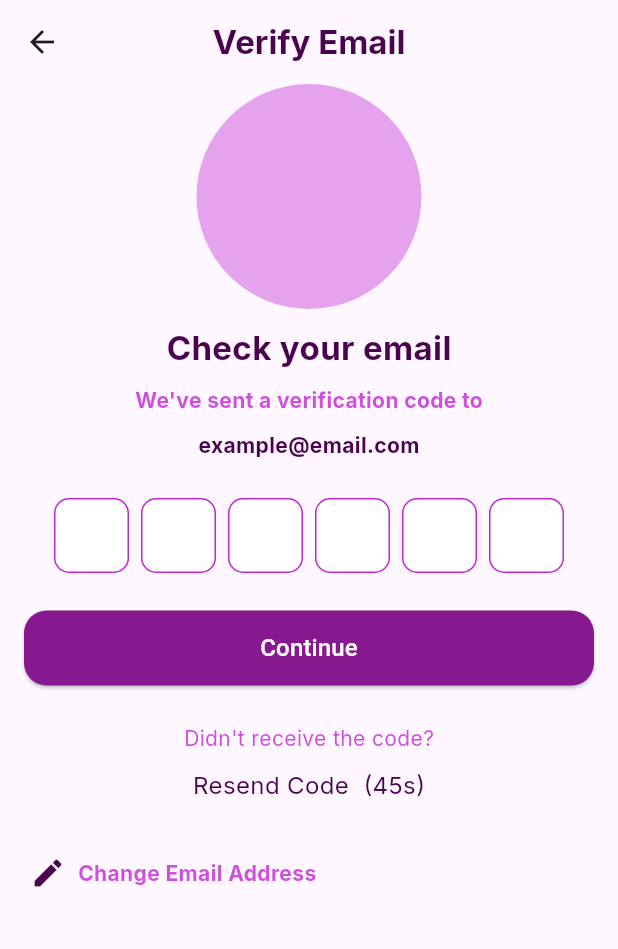
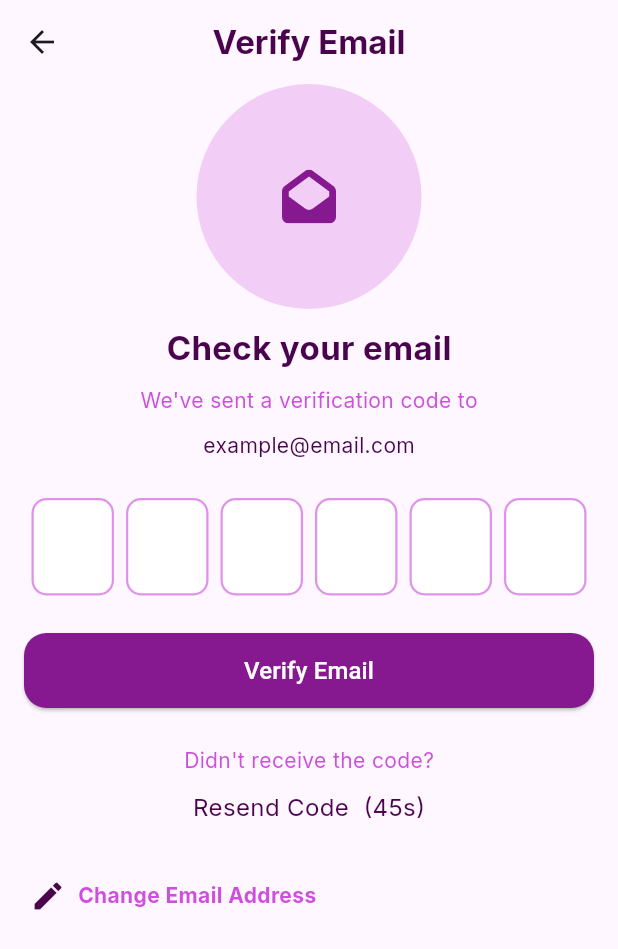
Before and after one commit to Chinmayverma1602/1glam, a Flutter app: the EnterDetailsPage screen opened directly, after a tap on "Proceed to enter my details", on a phone screen of 412 x 824 dp. Shown: the top 949 px of the screen. Run offline on Flutter 3.47's test engine with Material 3 defaults, Android fonts, the phone set to English and light mode, and no system bars; drawn by our look-alikes of pinput; our stand-ins replace flutter_svg, google_fonts.

Commit message:
on tap property added to business details button

```diff
--- a/lib/screens/EnterDetailsPage.dart
+++ b/lib/screens/EnterDetailsPage.dart
@@ -14,12 +14,14 @@ class EnterDetailsPage extends StatefulWidget {
 
 class _EnterDetailsPageState extends State<EnterDetailsPage> {
   final List<Map<String, dynamic>> users = [
-    {"business" : "Nail Salon", "color" : Colors.transparent},
-    {"business" : "Hairstylist", "color" : Colors.transparent},
-    {"business" : "MAkeup Artist", "color" : Colors.transparent},
-    {"business" : "Other", "color" : Colors.transparent},
+    {"business": "Nail Salon", "imageLocation": "assets/images/nailSalon.svg"},
+    {"business": "Hairstylist", "imageLocation": "assets/images/hairStylist.svg"},
+    {"business": "Makeup Artist", "imageLocation": "assets/images/makeup.svg"},
+    {"business": "Other", "imageLocation": "assets/images/other.svg"},
+  ];
 
-  ];
+  int? selectedIndex;
+
   @override
   Widget build(BuildContext context) {
     return Scaffold(
@@ -29,14 +31,25 @@ class _EnterDetailsPageState extends State<EnterDetailsPage> {
           crossAxisAlignment: CrossAxisAlignment.start,
           children: [
             CustomHeader(),
-          SizedBox(height: 20,),
-            Text("What's your business ?" , style: TextStyle(fontSize: 24, fontWeight: FontWeight.bold, color: AppColors.title),),
+            SizedBox(height: 20),
+            Text(
+              "What's your business?",
+              style: TextStyle(fontSize: 24, fontWeight: FontWeight.bold, color: AppColors.title),
+            ),
             Expanded(
-              child: GridView.count(crossAxisCount: 2,
+              child: GridView.count(
+                crossAxisCount: 2,
                 crossAxisSpacing: 10,
                 mainAxisSpacing: 10,
-              children: List.generate(users.length, (index){
-                return Column(
+                children: List.generate(users.length, (index) {
+                  bool isSelected = selectedIndex == index;
+                  return GestureDetector(
+                    onTap: () {
+                      setState(() {
+                        selectedIndex = index;
+                      });
+                    },
+                    child: Column(
                       children: [
                         Container(
                           width: 150,
@@ -44,26 +57,27 @@ class _EnterDetailsPageState extends State<EnterDetailsPage> {
                           decoration: BoxDecoration(
                             shape: BoxShape.circle,
                             border: Border.all(
-          color: AppColors.primary.withOpacity(0.4),
-          width: 1,
+                              color: isSelected ? AppColors.primary : AppColors.primary.withOpacity(0.1),
+                              width: 2,
                             ),
                           ),
                           child: CircleAvatar(
                             radius: 72,
-        backgroundColor: users[index]["color"],
-        child: SvgPicture.asset('assets/images/svg.svg')
-      ),),
-
+                            backgroundColor: isSelected ? AppColors.primary.withOpacity(0.1) : Colors.transparent,
+                            child: SvgPicture.asset(
+                              users[index]["imageLocation"],
+                              fit: BoxFit.fill,
+                            ),
+                          ),
+                        ),
                         SizedBox(height: 10),
                         Text(users[index]["business"]),
                       ],
+                    ),
                   );
-
                 }),
               ),
-
             ),
-
             Center(
               child: Padding(
                 padding: const EdgeInsets.only(bottom: 300),
@@ -71,10 +85,15 @@ class _EnterDetailsPageState extends State<EnterDetailsPage> {
                   text: "Proceed to enter my details",
                   color: AppColors.subtitle,
                   icon: null,
-                  onPressed:() => Navigator.push(context, (MaterialPageRoute(builder: (context)=> VerifyEmailPage()))),),
-            ))
-
-        ],),
+                  onPressed: () => Navigator.push(
+                    context,
+                    MaterialPageRoute(builder: (context) => VerifyEmailPage()),
+                  ),
+                ),
+              ),
+            )
+          ],
+        ),
       ),
     );
   }
--- a/lib/screens/VerifyEmailPage.dart
+++ b/lib/screens/VerifyEmailPage.dart
@@ -1,4 +1,5 @@
 import 'package:flutter/material.dart';
+import 'package:flutter_svg/svg.dart';
 import 'package:glam1/constants/AppColors.dart';
 import 'package:glam1/screens/EnterDetailsPage.dart';
 import 'package:glam1/widgets/CustomButton.dart';
@@ -31,9 +32,9 @@ class _VerifyEmailPageState extends State<VerifyEmailPage> {
         child: Column(
           children: [
             CircleAvatar(
-              // child: SvgPicture.asset("assets/images/email.svg", fit: BoxFit.fill,),
+              child: SvgPicture.asset('assets/images/Frame.svg', fit: BoxFit.fill,),
               radius: 75,
-              backgroundColor: AppColors.primary.withOpacity(0.4),
+              backgroundColor: AppColors.primary.withOpacity(0.2),
             ),
             const SizedBox(height: 10),
             Text(
@@ -48,7 +49,7 @@ class _VerifyEmailPageState extends State<VerifyEmailPage> {
             Text(
               "We've sent a verification code to",
               style: GoogleFonts.inter(
-                fontWeight: FontWeight.bold,
+
                 color: AppColors.primary.withOpacity(0.8),
                 fontSize: 14,
               ),
@@ -57,7 +58,7 @@ class _VerifyEmailPageState extends State<VerifyEmailPage> {
             Text(
               "example@email.com",
               style: GoogleFonts.inter(
-                fontWeight: FontWeight.bold,
+
                 color: AppColors.title,
                 fontSize: 14,
               ),
@@ -69,8 +70,8 @@ class _VerifyEmailPageState extends State<VerifyEmailPage> {
                 print("Entered PIN: $pin");
               },
               defaultPinTheme: PinTheme(
-                width: 50,
-                height: 50,
+                width: 55,
+                height: 65,
                 textStyle: const TextStyle(
                   fontSize: 18,
                   color: Colors.black,
@@ -80,8 +81,8 @@ class _VerifyEmailPageState extends State<VerifyEmailPage> {
                   color: Colors.white,
                   borderRadius: BorderRadius.circular(10),
                   border: Border.all(
-                    color: AppColors.primary,
-                    width: 1,
+                    color: AppColors.primary.withOpacity(0.5),
+                    width: 1.5,
                   ),
                 ),
               ),
@@ -91,7 +92,7 @@ class _VerifyEmailPageState extends State<VerifyEmailPage> {
               child: Padding(
                 padding: const EdgeInsets.symmetric(horizontal: 16),
                 child: CustomButton(
-                  text: "Continue",
+                  text: "Verify Email",
                   color: AppColors.subtitle,
                   onPressed: () => Navigator.push(
                     context,
```
Also changed, not shown: assets/images/Frame.svg (added), assets/images/hairStylist.svg (renamed from assets/images/svg.svg), assets/images/makeup.svg (renamed from assets/images/i-1.svg), assets/images/nailSalon.svg (renamed from assets/images/i.svg), assets/images/other.svg (renamed from assets/images/i-2.svg). Lines whose indentation alone changed are shown as unchanged.
